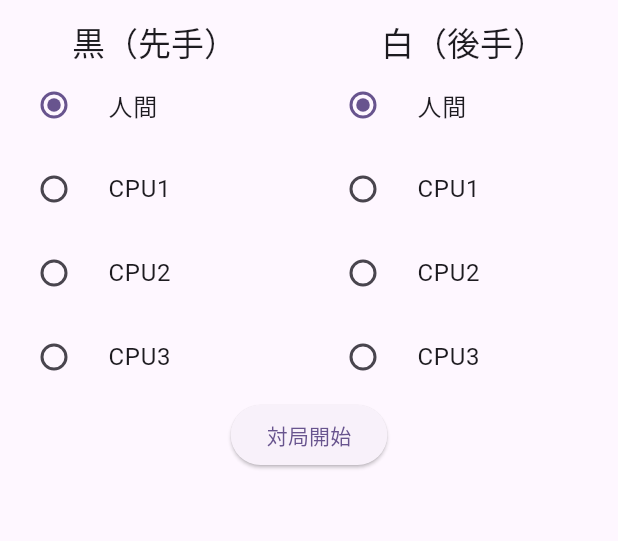
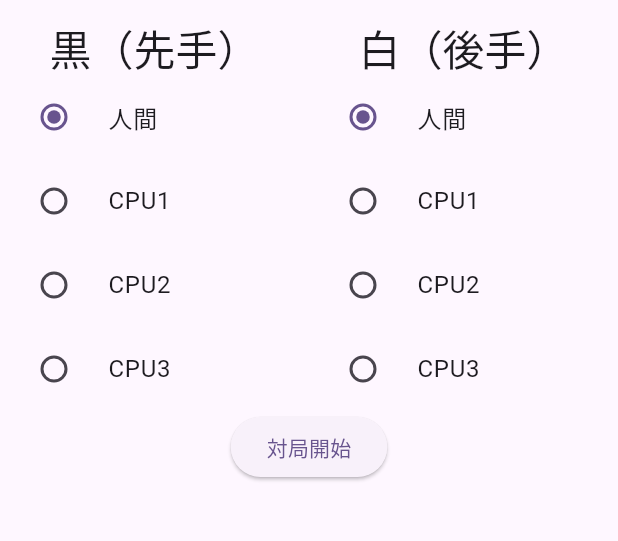
Before and after one commit to webarata3/flutter_reversi, a Flutter app: the screen it shows after launch, on a phone screen of 412 x 824 dp, the part 63-604 px from its top. Run offline on Flutter 3.47's test engine with Material 2 defaults, Android fonts, the light colour scheme and no system bars.

Commit message:
material3対応

```diff
--- a/lib/view/start_view.dart
+++ b/lib/view/start_view.dart
@@ -45,7 +45,7 @@ class _StartState extends State<StartPage> {
                 children: [
                   Text(
                     "黒（先手）",
-                    style: Theme.of(context).textTheme.headline6,
+                    style: Theme.of(context).textTheme.headlineMedium,
                   ),
                   PlayerRadioListTile(
                       groupValue: _player1, value: Player.human, f: change1),
@@ -63,7 +63,7 @@ class _StartState extends State<StartPage> {
                 children: [
                   Text(
                     "白（後手）",
-                    style: Theme.of(context).textTheme.headline6,
+                    style: Theme.of(context).textTheme.headlineMedium,
                   ),
                   PlayerRadioListTile(
                       groupValue: _player2, value: Player.human, f: change2),
```
